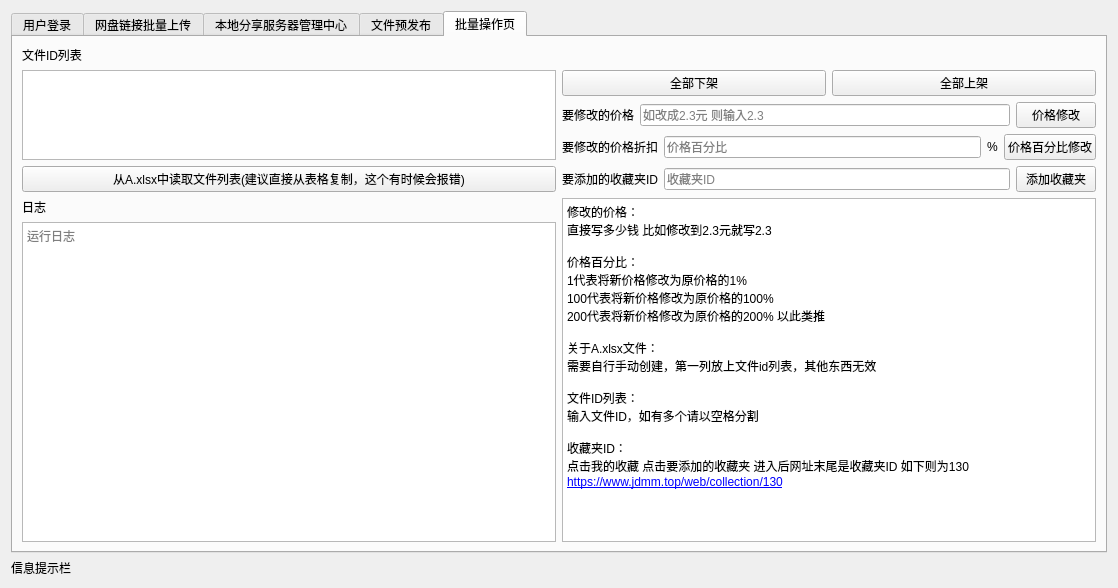
Before: the Qt Designer form client.ui in Firesuiry/jdmm-client, drawn with Qt 5.
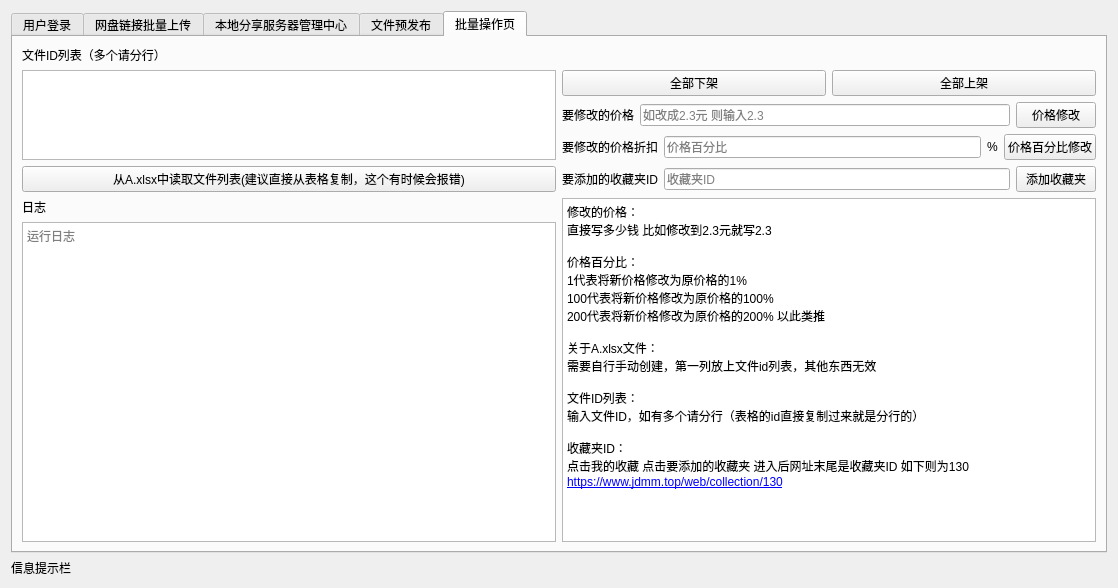
After: the same form once the commit is applied.

Commit message: 优化逻辑

Patch:
```diff
--- a/client.ui
+++ b/client.ui
@@ -785,7 +785,7 @@
        <item row="0" column="0">
         <widget class="QLabel" name="label_29">
          <property name="text">
-          <string>文件ID列表</string>
+          <string>文件ID列表（多个请分行）</string>
          </property>
         </widget>
        </item>
@@ -966,7 +966,7 @@
 &lt;p style=&quot; margin-top:0px; margin-bottom:0px; margin-left:0px; margin-right:0px; -qt-block-indent:0; text-indent:0px;&quot;&gt;需要自行手动创建，第一列放上文件id列表，其他东西无效&lt;/p&gt;
 &lt;p style=&quot;-qt-paragraph-type:empty; margin-top:0px; margin-bottom:0px; margin-left:0px; margin-right:0px; -qt-block-indent:0; text-indent:0px;&quot;&gt;&lt;br /&gt;&lt;/p&gt;
 &lt;p style=&quot; margin-top:0px; margin-bottom:0px; margin-left:0px; margin-right:0px; -qt-block-indent:0; text-indent:0px;&quot;&gt;文件ID列表：&lt;/p&gt;
-&lt;p style=&quot; margin-top:0px; margin-bottom:0px; margin-left:0px; margin-right:0px; -qt-block-indent:0; text-indent:0px;&quot;&gt;输入文件ID，如有多个请以空格分割&lt;/p&gt;
+&lt;p style=&quot; margin-top:0px; margin-bottom:0px; margin-left:0px; margin-right:0px; -qt-block-indent:0; text-indent:0px;&quot;&gt;输入文件ID，如有多个请分行（表格的id直接复制过来就是分行的）&lt;/p&gt;
 &lt;p style=&quot;-qt-paragraph-type:empty; margin-top:0px; margin-bottom:0px; margin-left:0px; margin-right:0px; -qt-block-indent:0; text-indent:0px;&quot;&gt;&lt;br /&gt;&lt;/p&gt;
 &lt;p style=&quot; margin-top:0px; margin-bottom:0px; margin-left:0px; margin-right:0px; -qt-block-indent:0; text-indent:0px;&quot;&gt;收藏夹ID：&lt;/p&gt;
 &lt;p style=&quot; margin-top:0px; margin-bottom:0px; margin-left:0px; margin-right:0px; -qt-block-indent:0; text-indent:0px;&quot;&gt;点击我的收藏 点击要添加的收藏夹 进入后网址末尾是收藏夹ID 如下则为130&lt;/p&gt;
```
The commit also changes 1 other file.
